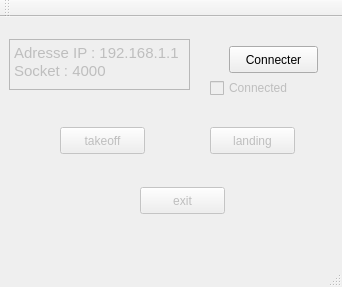
Old version of the form Supervisor/Sources/Tcp_client/mainwindow.ui in the repository LadySEC/ARDrone_Checkers.
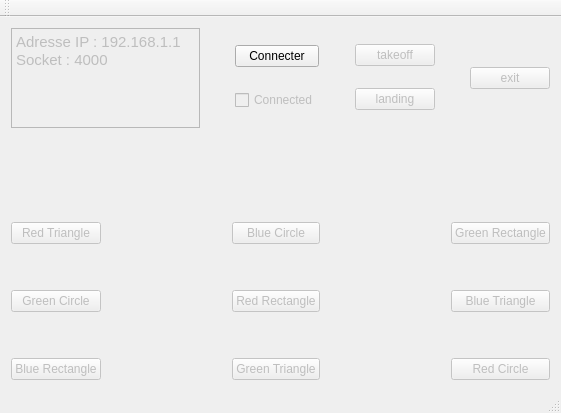
New version of the form.

```diff
--- a/Supervisor/Sources/Tcp_client/mainwindow.ui
+++ b/Supervisor/Sources/Tcp_client/mainwindow.ui
@@ -6,115 +6,410 @@
    <rect>
     <x>0</x>
     <y>0</y>
-    <width>342</width>
-    <height>287</height>
+    <width>561</width>
+    <height>413</height>
    </rect>
   </property>
+  <property name="maximumSize">
+   <size>
+    <width>1677</width>
+    <height>1677</height>
+   </size>
+  </property>
   <property name="windowTitle">
    <string>MainWindow</string>
   </property>
   <widget class="QWidget" name="centralWidget">
-   <widget class="QPushButton" name="button_connect">
-    <property name="enabled">
-     <bool>true</bool>
-    </property>
-    <property name="geometry">
-     <rect>
-      <x>229</x>
-      <y>29</y>
-      <width>89</width>
-      <height>27</height>
-     </rect>
-    </property>
-    <property name="text">
-     <string>Connecter</string>
-    </property>
-   </widget>
-   <widget class="QPushButton" name="button_takeoff">
-    <property name="enabled">
-     <bool>false</bool>
-    </property>
-    <property name="geometry">
-     <rect>
-      <x>60</x>
-      <y>110</y>
-      <width>85</width>
-      <height>27</height>
-     </rect>
-    </property>
-    <property name="text">
-     <string>takeoff</string>
-    </property>
-   </widget>
-   <widget class="QTextEdit" name="displayAdrIP">
-    <property name="enabled">
-     <bool>false</bool>
-    </property>
-    <property name="geometry">
-     <rect>
-      <x>9</x>
-      <y>22</y>
-      <width>181</width>
-      <height>51</height>
-     </rect>
-    </property>
-    <property name="html">
-     <string>&lt;!DOCTYPE HTML PUBLIC &quot;-//W3C//DTD HTML 4.0//EN&quot; &quot;http://www.w3.org/TR/REC-html40/strict.dtd&quot;&gt;
+   <layout class="QGridLayout" name="gridLayout_2">
+    <item row="0" column="0">
+     <layout class="QHBoxLayout" name="horizontalLayout">
+      <item>
+       <widget class="QTextEdit" name="displayAdrIP">
+        <property name="enabled">
+         <bool>false</bool>
+        </property>
+        <property name="maximumSize">
+         <size>
+          <width>200</width>
+          <height>100</height>
+         </size>
+        </property>
+        <property name="html">
+         <string>&lt;!DOCTYPE HTML PUBLIC &quot;-//W3C//DTD HTML 4.0//EN&quot; &quot;http://www.w3.org/TR/REC-html40/strict.dtd&quot;&gt;
 &lt;html&gt;&lt;head&gt;&lt;meta name=&quot;qrichtext&quot; content=&quot;1&quot; /&gt;&lt;style type=&quot;text/css&quot;&gt;
 p, li { white-space: pre-wrap; }
 &lt;/style&gt;&lt;/head&gt;&lt;body style=&quot; font-family:'Ubuntu'; font-size:11pt; font-weight:400; font-style:normal;&quot;&gt;
 &lt;p style=&quot; margin-top:0px; margin-bottom:0px; margin-left:0px; margin-right:0px; -qt-block-indent:0; text-indent:0px;&quot;&gt;Adresse IP : 192.168.1.1&lt;/p&gt;
 &lt;p style=&quot; margin-top:0px; margin-bottom:0px; margin-left:0px; margin-right:0px; -qt-block-indent:0; text-indent:0px;&quot;&gt;Socket : 4000&lt;/p&gt;&lt;/body&gt;&lt;/html&gt;</string>
-    </property>
-   </widget>
-   <widget class="QCheckBox" name="checkBox_connected">
-    <property name="enabled">
-     <bool>false</bool>
-    </property>
-    <property name="geometry">
-     <rect>
-      <x>210</x>
-      <y>60</y>
-      <width>104</width>
-      <height>22</height>
-     </rect>
-    </property>
-    <property name="text">
-     <string>Connected</string>
-    </property>
-   </widget>
-   <widget class="QPushButton" name="button_landing">
-    <property name="enabled">
-     <bool>false</bool>
-    </property>
-    <property name="geometry">
-     <rect>
-      <x>210</x>
-      <y>110</y>
-      <width>85</width>
-      <height>27</height>
-     </rect>
-    </property>
-    <property name="text">
-     <string>landing</string>
-    </property>
-   </widget>
-   <widget class="QPushButton" name="button_exit">
-    <property name="enabled">
-     <bool>false</bool>
-    </property>
-    <property name="geometry">
-     <rect>
-      <x>140</x>
-      <y>170</y>
-      <width>85</width>
-      <height>27</height>
-     </rect>
-    </property>
-    <property name="text">
-     <string>exit</string>
-    </property>
-   </widget>
+        </property>
+       </widget>
+      </item>
+      <item>
+       <spacer name="horizontalSpacer_7">
+        <property name="orientation">
+         <enum>Qt::Horizontal</enum>
+        </property>
+        <property name="sizeHint" stdset="0">
+         <size>
+          <width>40</width>
+          <height>20</height>
+         </size>
+        </property>
+       </spacer>
+      </item>
+      <item>
+       <layout class="QVBoxLayout" name="verticalLayout">
+        <item>
+         <widget class="QPushButton" name="button_connect">
+          <property name="enabled">
+           <bool>true</bool>
+          </property>
+          <property name="text">
+           <string>Connecter</string>
+          </property>
+         </widget>
+        </item>
+        <item>
+         <widget class="QCheckBox" name="checkBox_connected">
+          <property name="enabled">
+           <bool>false</bool>
+          </property>
+          <property name="text">
+           <string>Connected</string>
+          </property>
+         </widget>
+        </item>
+       </layout>
+      </item>
+      <item>
+       <spacer name="horizontalSpacer_8">
+        <property name="orientation">
+         <enum>Qt::Horizontal</enum>
+        </property>
+        <property name="sizeHint" stdset="0">
+         <size>
+          <width>40</width>
+          <height>20</height>
+         </size>
+        </property>
+       </spacer>
+      </item>
+      <item>
+       <layout class="QVBoxLayout" name="verticalLayout_2">
+        <item>
+         <widget class="QPushButton" name="button_takeoff">
+          <property name="enabled">
+           <bool>false</bool>
+          </property>
+          <property name="text">
+           <string>takeoff</string>
+          </property>
+         </widget>
+        </item>
+        <item>
+         <widget class="QPushButton" name="button_landing">
+          <property name="enabled">
+           <bool>false</bool>
+          </property>
+          <property name="text">
+           <string>landing</string>
+          </property>
+         </widget>
+        </item>
+       </layout>
+      </item>
+      <item>
+       <spacer name="horizontalSpacer_9">
+        <property name="orientation">
+         <enum>Qt::Horizontal</enum>
+        </property>
+        <property name="sizeHint" stdset="0">
+         <size>
+          <width>40</width>
+          <height>20</height>
+         </size>
+        </property>
+       </spacer>
+      </item>
+      <item>
+       <widget class="QPushButton" name="button_exit">
+        <property name="enabled">
+         <bool>false</bool>
+        </property>
+        <property name="text">
+         <string>exit</string>
+        </property>
+       </widget>
+      </item>
+     </layout>
+    </item>
+    <item row="1" column="0">
+     <spacer name="verticalSpacer_7">
+      <property name="orientation">
+       <enum>Qt::Vertical</enum>
+      </property>
+      <property name="sizeHint" stdset="0">
+       <size>
+        <width>10</width>
+        <height>10</height>
+       </size>
+      </property>
+     </spacer>
+    </item>
+    <item row="2" column="0">
+     <layout class="QGridLayout" name="gridLayout">
+      <item row="2" column="4">
+       <widget class="QPushButton" name="button_blue_triangle">
+        <property name="enabled">
+         <bool>false</bool>
+        </property>
+        <property name="text">
+         <string>Blue Triangle</string>
+        </property>
+       </widget>
+      </item>
+      <item row="0" column="0">
+       <widget class="QPushButton" name="button_red_triangle">
+        <property name="enabled">
+         <bool>false</bool>
+        </property>
+        <property name="text">
+         <string>Red Triangle</string>
+        </property>
+       </widget>
+      </item>
+      <item row="1" column="2">
+       <spacer name="verticalSpacer_2">
+        <property name="orientation">
+         <enum>Qt::Vertical</enum>
+        </property>
+        <property name="sizeHint" stdset="0">
+         <size>
+          <width>20</width>
+          <height>40</height>
+         </size>
+        </property>
+       </spacer>
+      </item>
+      <item row="0" column="4">
+       <widget class="QPushButton" name="button_green_rectangle">
+        <property name="enabled">
+         <bool>false</bool>
+        </property>
+        <property name="text">
+         <string>Green Rectangle</string>
+        </property>
+       </widget>
+      </item>
+      <item row="4" column="2">
+       <widget class="QPushButton" name="button_green_triangle">
+        <property name="enabled">
+         <bool>false</bool>
+        </property>
+        <property name="text">
+         <string>Green Triangle</string>
+        </property>
+       </widget>
+      </item>
+      <item row="4" column="0">
+       <widget class="QPushButton" name="button_blue_rectangle">
+        <property name="enabled">
+         <bool>false</bool>
+        </property>
+        <property name="text">
+         <string>Blue Rectangle</string>
+        </property>
+       </widget>
+      </item>
+      <item row="3" column="4">
+       <spacer name="verticalSpacer_6">
+        <property name="orientation">
+         <enum>Qt::Vertical</enum>
+        </property>
+        <property name="sizeHint" stdset="0">
+         <size>
+          <width>20</width>
+          <height>40</height>
+         </size>
+        </property>
+       </spacer>
+      </item>
+      <item row="2" column="2">
+       <widget class="QPushButton" name="button_red_rectangle">
+        <property name="enabled">
+         <bool>false</bool>
+        </property>
+        <property name="text">
+         <string>Red Rectangle</string>
+        </property>
+       </widget>
+      </item>
+      <item row="0" column="3">
+       <spacer name="horizontalSpacer_3">
+        <property name="orientation">
+         <enum>Qt::Horizontal</enum>
+        </property>
+        <property name="sizeHint" stdset="0">
+         <size>
+          <width>40</width>
+          <height>20</height>
+         </size>
+        </property>
+       </spacer>
+      </item>
+      <item row="3" column="2">
+       <spacer name="verticalSpacer_5">
+        <property name="orientation">
+         <enum>Qt::Vertical</enum>
+        </property>
+        <property name="sizeHint" stdset="0">
+         <size>
+          <width>20</width>
+          <height>40</height>
+         </size>
+        </property>
+       </spacer>
+      </item>
+      <item row="4" column="4">
+       <widget class="QPushButton" name="button_red_circle">
+        <property name="enabled">
+         <bool>false</bool>
+        </property>
+        <property name="text">
+         <string>Red Circle</string>
+        </property>
+       </widget>
+      </item>
+      <item row="2" column="3">
+       <spacer name="horizontalSpacer_2">
+        <property name="orientation">
+         <enum>Qt::Horizontal</enum>
+        </property>
+        <property name="sizeHint" stdset="0">
+         <size>
+          <width>40</width>
+          <height>20</height>
+         </size>
+        </property>
+       </spacer>
+      </item>
+      <item row="4" column="3">
+       <spacer name="horizontalSpacer_6">
+        <property name="orientation">
+         <enum>Qt::Horizontal</enum>
+        </property>
+        <property name="sizeHint" stdset="0">
+         <size>
+          <width>40</width>
+          <height>20</height>
+         </size>
+        </property>
+       </spacer>
+      </item>
+      <item row="2" column="0">
+       <widget class="QPushButton" name="button_green_circle">
+        <property name="enabled">
+         <bool>false</bool>
+        </property>
+        <property name="text">
+         <string>Green Circle</string>
+        </property>
+       </widget>
+      </item>
+      <item row="0" column="2">
+       <widget class="QPushButton" name="button_blue_circle">
+        <property name="enabled">
+         <bool>false</bool>
+        </property>
+        <property name="text">
+         <string>Blue Circle</string>
+        </property>
+       </widget>
+      </item>
+      <item row="1" column="0">
+       <spacer name="verticalSpacer">
+        <property name="orientation">
+         <enum>Qt::Vertical</enum>
+        </property>
+        <property name="sizeHint" stdset="0">
+         <size>
+          <width>20</width>
+          <height>40</height>
+         </size>
+        </property>
+       </spacer>
+      </item>
+      <item row="0" column="1">
+       <spacer name="horizontalSpacer_4">
+        <property name="orientation">
+         <enum>Qt::Horizontal</enum>
+        </property>
+        <property name="sizeHint" stdset="0">
+         <size>
+          <width>40</width>
+          <height>20</height>
+         </size>
+        </property>
+       </spacer>
+      </item>
+      <item row="2" column="1">
+       <spacer name="horizontalSpacer">
+        <property name="orientation">
+         <enum>Qt::Horizontal</enum>
+        </property>
+        <property name="sizeHint" stdset="0">
+         <size>
+          <width>40</width>
+          <height>20</height>
+         </size>
+        </property>
+       </spacer>
+      </item>
+      <item row="1" column="4">
+       <spacer name="verticalSpacer_3">
+        <property name="orientation">
+         <enum>Qt::Vertical</enum>
+        </property>
+        <property name="sizeHint" stdset="0">
+         <size>
+          <width>20</width>
+          <height>40</height>
+         </size>
+        </property>
+       </spacer>
+      </item>
+      <item row="4" column="1">
+       <spacer name="horizontalSpacer_5">
+        <property name="orientation">
+         <enum>Qt::Horizontal</enum>
+        </property>
+        <property name="sizeHint" stdset="0">
+         <size>
+          <width>40</width>
+          <height>20</height>
+         </size>
+        </property>
+       </spacer>
+      </item>
+      <item row="3" column="0">
+       <spacer name="verticalSpacer_4">
+        <property name="orientation">
+         <enum>Qt::Vertical</enum>
+        </property>
+        <property name="sizeHint" stdset="0">
+         <size>
+          <width>20</width>
+          <height>40</height>
+         </size>
+        </property>
+       </spacer>
+      </item>
+     </layout>
+    </item>
+   </layout>
+   <zorder></zorder>
+   <zorder>verticalSpacer_7</zorder>
+   <zorder></zorder>
   </widget>
   <widget class="QMenuBar" name="menuBar">
    <property name="geometry">
```
Left out of the diff: 2 changed lines with no effect on the pictures.
